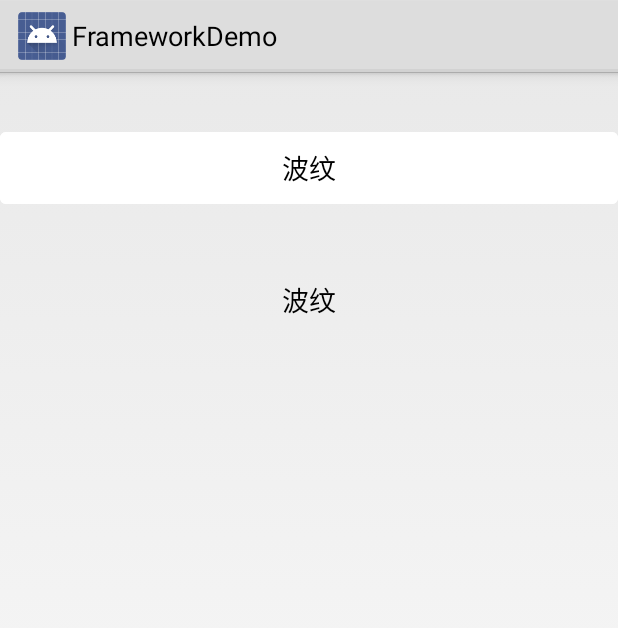
After one commit to meikaiss/framework, an Android app: the RippleActivity screen opened directly, with no data from a screen before it, on a phone screen of 412 x 824 dp. The commit adds this screen. Shown: the top 628 px of the screen. Run offline under Robolectric (Android 15) with nearby library versions, the phone set to English and light mode, and no system bars; our stand-ins replace CircleImageView.

Commit message:
添加点击波纹效果的测试用例

```diff
--- a/app/build.gradle
+++ b/app/build.gradle
@@ -6,7 +6,7 @@ android {
 
     defaultConfig {
         applicationId "com.android.framework.demo"
-        minSdkVersion 14
+        minSdkVersion 21
         targetSdkVersion 21
         versionCode 1
         versionName "1.0"
--- a/app/src/main/AndroidManifest.xml
+++ b/app/src/main/AndroidManifest.xml
@@ -47,6 +47,7 @@
         <activity android:name=".activity.nolib.HandlerThreadActivity"/>
         <activity android:name=".activity.nolib.IntentServiceActivity"/>
         <activity android:name=".activity.nolib.LayoutWeightActivity"/>
+        <activity android:name=".activity.nolib.RippleActivity"/>
 
 
         <service android:name=".service.PlayMusicIntentService"/>
--- a/app/src/main/java/com/android/framework/demo/MainActivity.java
+++ b/app/src/main/java/com/android/framework/demo/MainActivity.java
@@ -21,6 +21,7 @@ import com.android.framework.demo.activity.nolib.HandlerThreadActivity;
 import com.android.framework.demo.activity.nolib.IntentServiceActivity;
 import com.android.framework.demo.activity.nolib.LayoutWeightActivity;
 import com.android.framework.demo.activity.nolib.NotificationActivity;
+import com.android.framework.demo.activity.nolib.RippleActivity;
 
 import java.util.ArrayList;
 import java.util.Arrays;
@@ -35,7 +36,8 @@ public class MainActivity extends Activity {
     private Class<?>[] classes = {FlowLayoutActivity.class, ScrollLayoutActivity.class, ExplosionActivity.class,
             NumberSeekBarActivity.class, AppCompatTestActivity.class, StatusBarColorActivity.class,
             NotificationActivity.class, BonuceLoadingActivity.class, CircleLoadingActivity.class,
-            HandlerThreadActivity.class, IntentServiceActivity.class, LayoutWeightActivity.class};
+            HandlerThreadActivity.class, IntentServiceActivity.class, LayoutWeightActivity.class,
+            RippleActivity.class};
 
     @Override
     protected void onCreate(Bundle savedInstanceState) {
--- /dev/null
+++ b/app/src/main/java/com/android/framework/demo/activity/nolib/RippleActivity.java
@@ -0,0 +1,19 @@
+package com.android.framework.demo.activity.nolib;
+
+import android.app.Activity;
+import android.os.Bundle;
+import android.support.v7.app.AppCompatActivity;
+
+import com.android.framework.demo.R;
+
+/**
+ * Created by meikai on 15/11/13.
+ */
+public class RippleActivity extends Activity {
+
+    @Override
+    protected void onCreate(Bundle savedInstanceState) {
+        super.onCreate(savedInstanceState);
+        setContentView(R.layout.activity_ripple);
+    }
+}
--- /dev/null
+++ b/app/src/main/res/drawable/ripple_bg.xml
@@ -0,0 +1,11 @@
+<?xml version="1.0" encoding="utf-8"?>
+<ripple xmlns:android="http://schemas.android.com/apk/res/android"
+    android:color="#FF21272B">
+    <item>
+        <shape android:shape="rectangle">
+            <solid android:color="#FFFFFF" />
+            <corners android:radius="4dp" />
+        </shape>
+    </item>
+    <item android:drawable="@drawable/rounded_corners" />
+</ripple>
--- /dev/null
+++ b/app/src/main/res/drawable/rounded_corners.xml
@@ -0,0 +1,6 @@
+<?xml version="1.0" encoding="utf-8"?>
+<shape xmlns:android="http://schemas.android.com/apk/res/android"
+    android:shape="rectangle">
+    <solid android:color="#FFFFFF" />
+    <corners android:radius="4dp" />
+</shape>
--- /dev/null
+++ b/app/src/main/res/layout/activity_ripple.xml
@@ -0,0 +1,22 @@
+<?xml version="1.0" encoding="utf-8"?>
+<LinearLayout xmlns:android="http://schemas.android.com/apk/res/android"
+    android:layout_width="match_parent"
+    android:layout_height="match_parent"
+    android:orientation="vertical">
+
+
+    <Button
+        android:layout_width="match_parent"
+        android:layout_height="wrap_content"
+        android:layout_marginTop="40dp"
+        android:background="@drawable/ripple_bg"
+        android:text="波纹" />
+
+    <Button
+        android:layout_width="match_parent"
+        android:layout_height="wrap_content"
+        android:layout_marginTop="40dp"
+        android:background="?android:attr/selectableItemBackgroundBorderless"
+        android:text="波纹" />
+
+</LinearLayout>
```
